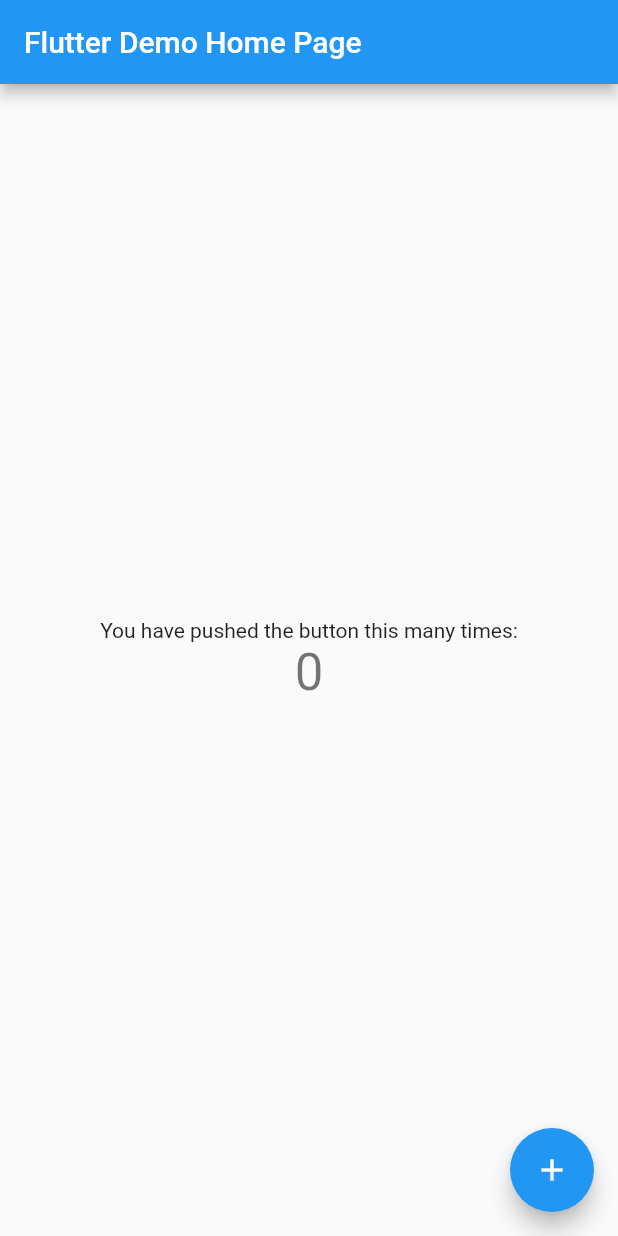
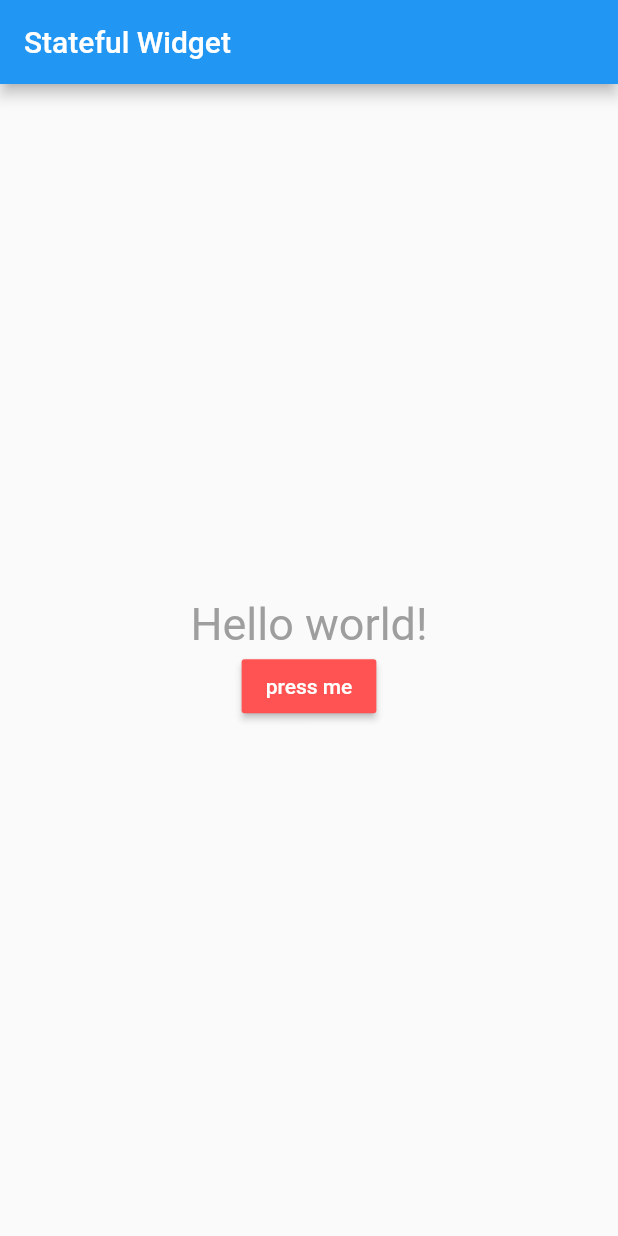
Before and after one commit to RommiPlus/FlutterPracticeRepository, a Flutter app: the screen it shows after launch, on a phone screen of 412 x 824 dp. Run offline on Flutter 3.47's test engine with Material 2 defaults, Android fonts, the phone set to English and light mode, and no system bars.

Commit message:
追加点击事件

```diff
--- a/stateful_widget/lib/main.dart
+++ b/stateful_widget/lib/main.dart
@@ -20,7 +20,7 @@
         // is not restarted.
         primarySwatch: Colors.blue,
       ),
-      home: MyHomePage(title: 'Flutter Demo Home Page'),
+      home: MyHomePage(title: 'Stateful Widget'),
     );
   }
 }
@@ -44,16 +44,18 @@
 }
 
 class _MyHomePageState extends State<MyHomePage> {
-  int _counter = 0;
+  var list = ['Hello world!', 'Flutter', 'is', 'cool', 'and', 'awesome'];
+  var num = 0;
 
-  void _incrementCounter() {
+  void _changeText() {
     setState(() {
       // This call to setState tells the Flutter framework that something has
       // changed in this State, which causes it to rerun the build method below
       // so that the display can reflect the updated values. If we changed
       // _counter without calling setState(), then the build method would not be
       // called again, and so nothing would appear to happen.
-      _counter++;
+      if(num >= 5) num = 0;
+      num++;
     });
   }
 
@@ -92,20 +94,24 @@
           mainAxisAlignment: MainAxisAlignment.center,
           children: <Widget>[
             Text(
-              'You have pushed the button this many times:',
+              list[num],
+              style: TextStyle(
+                fontSize: 30,
+                color: Colors.grey,
+              ),
             ),
-            Text(
-              '$_counter',
-              style: Theme.of(context).textTheme.display1,
+            RaisedButton(
+              textColor: Colors.white,
+              color: Colors.redAccent,
+              disabledColor: Colors.grey,
+              onPressed: _changeText,
+              child: Text(
+                'press me'
+              ),
             ),
           ],
         ),
-      ),
-      floatingActionButton: FloatingActionButton(
-        onPressed: _incrementCounter,
-        tooltip: 'Increment',
-        child: Icon(Icons.add),
-      ), // This trailing comma makes auto-formatting nicer for build methods.
+      )// This trailing comma makes auto-formatting nicer for build methods.
     );
   }
 }
```
